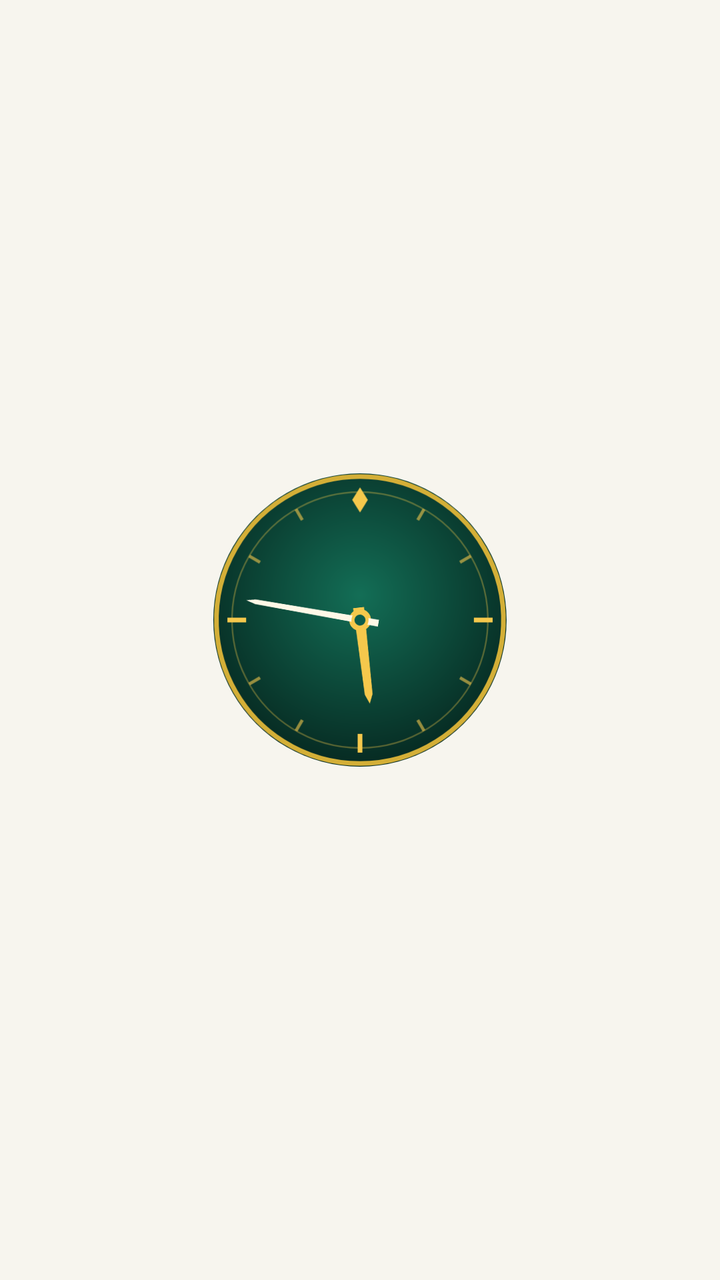
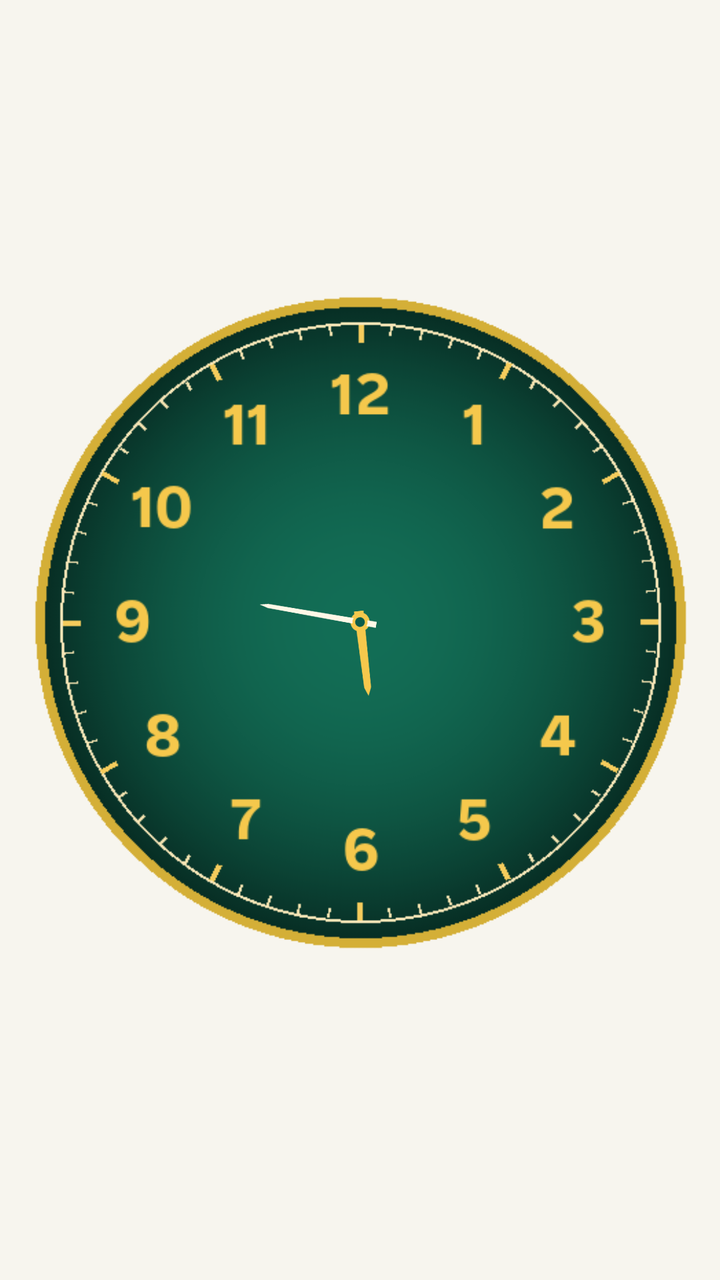

Before-and-after screenshots of an Android layout around one commit, followed by the original layout XML and the change that was made.
<!-- AndroidManifest.xml: application theme SahlTheme -->
<!-- res/layout/widget_analog_clock.xml -->
<LinearLayout xmlns:android="http://schemas.android.com/apk/res/android"
    android:id="@+id/w_aclock_root"
    android:layout_width="match_parent"
    android:layout_height="match_parent"
    android:orientation="vertical"
    android:gravity="center"
    android:padding="6dp">

    <AnalogClock
        android:id="@+id/w_aclock_view"
        android:layout_width="156dp"
        android:layout_height="156dp"
        android:dial="@drawable/sahl_clock_dial"
        android:hand_hour="@drawable/sahl_clock_hour"
        android:hand_minute="@drawable/sahl_clock_minute" />

    <TextView
        android:id="@+id/w_aclock_hijri"
        android:fontFamily="@font/thmanyah"
        android:layout_width="wrap_content"
        android:layout_height="wrap_content"
        android:paddingTop="4dp"
        android:gravity="center"
        android:textColor="#F5C84C"
        android:shadowColor="#CC000000"
        android:shadowDx="0"
        android:shadowDy="1"
        android:shadowRadius="4"
        android:textSize="11.5sp"
        android:textStyle="bold"
        android:maxLines="1" />
</LinearLayout>
<!-- resources referenced by this layout -->
<resources>
  <!-- drawable sahl_clock_dial: vector/xml drawable (drawable, 2798 chars, omitted) -->
  <!-- drawable sahl_clock_hour (drawable) -->
  <?xml version="1.0" encoding="utf-8"?>
  <vector xmlns:android="http://schemas.android.com/apk/res/android"
      android:width="200dp"
      android:height="200dp"
      android:viewportWidth="200"
      android:viewportHeight="200">
      
      <path
          android:pathData="M96.5,108 L97.5,52 L100,46 L102.5,52 L103.5,108 Z"
          android:fillColor="#F5C84C" />
      <path
          android:pathData="M100,93 A7,7 0,1 1,99.9 93 Z"
          android:fillColor="#F5C84C" />
  </vector>
  <!-- drawable sahl_clock_minute (drawable) -->
  <?xml version="1.0" encoding="utf-8"?>
  <vector xmlns:android="http://schemas.android.com/apk/res/android"
      android:width="200dp"
      android:height="200dp"
      android:viewportWidth="200"
      android:viewportHeight="200">
      
      <path
          android:pathData="M97.8,112 L98.5,32 L100,26 L101.5,32 L102.2,112 Z"
          android:fillColor="#FFF8E7" />
      <path
          android:pathData="M100,95.5 A4.5,4.5 0,1 1,99.9 95.5 Z"
          android:fillColor="#0B5D4B"
          android:strokeWidth="2"
          android:strokeColor="#F5C84C" />
  </vector>
  <style name="SahlTheme" parent="android:Theme.Material.Light.NoActionBar">
          <item name="android:colorPrimary">@color/emerald</item>
          <item name="android:colorAccent">@color/emerald</item>
          <item name="android:colorControlNormal">@color/sub</item>
          <item name="android:colorControlActivated">@color/emerald</item>
          <item name="android:textColorPrimary">@color/text</item>
          <item name="android:textColorSecondary">@color/sub</item>
          <item name="android:textColorHint">@color/sub</item>
          <item name="android:editTextStyle">@style/SahlEdit</item>
          <item name="android:windowBackground">@color/bg</item>
          <item name="android:statusBarColor">@color/emerald_dark</item>
      </style>
  <color name="emerald">#0B5D4B</color>
  <color name="sub">#5E6B66</color>
  <color name="text">#1B2A26</color>
  <style name="SahlEdit" parent="android:Widget.Material.EditText">
          <item name="android:background">@drawable/edit_bg</item>
          <item name="android:paddingStart">14dp</item>
          <item name="android:paddingEnd">14dp</item>
          <item name="android:paddingTop">12dp</item>
          <item name="android:paddingBottom">12dp</item>
          <item name="android:textColor">@color/text</item>
          <item name="android:textColorHint">@color/sub</item>
          <item name="android:layout_marginTop">6dp</item>
          <item name="android:layout_marginBottom">6dp</item>
      </style>
  <color name="bg">#F7F5EE</color>
  <color name="emerald_dark">#073D32</color>
  <!-- drawable edit_bg (drawable) -->
  <shape xmlns:android="http://schemas.android.com/apk/res/android" android:shape="rectangle">
      <corners android:radius="14dp" />
      <solid android:color="@color/card" />
      <stroke android:width="1.5dp" android:color="@color/emerald" />
  </shape>
  <color name="card">#FFFFFF</color>
</resources>

<!-- the commit's change to res/layout/widget_analog_clock.xml (unified diff, before → after) -->
@@ -3,14 +3,15 @@
     android:layout_width="match_parent"
     android:layout_height="match_parent"
     android:orientation="vertical"
-    android:gravity="center"
-    android:padding="6dp">
+    android:gravity="center_horizontal"
+    android:padding="4dp">
 
     <AnalogClock
         android:id="@+id/w_aclock_view"
-        android:layout_width="156dp"
-        android:layout_height="156dp"
-        android:dial="@drawable/sahl_clock_dial"
+        android:layout_width="match_parent"
+        android:layout_height="0dp"
+        android:layout_weight="1"
+        android:dial="@drawable/sahl_clock_dial_num"
         android:hand_hour="@drawable/sahl_clock_hour"
         android:hand_minute="@drawable/sahl_clock_minute" />
 
@@ -19,7 +20,7 @@
         android:fontFamily="@font/thmanyah"
         android:layout_width="wrap_content"
         android:layout_height="wrap_content"
-        android:paddingTop="4dp"
+        android:paddingTop="2dp"
         android:gravity="center"
         android:textColor="#F5C84C"
         android:shadowColor="#CC000000"
<!-- resource entries referenced after the edit -->
@@ -1,6 +1,6 @@
 <!-- resources referenced by this layout -->
 <resources>
-  <!-- drawable sahl_clock_dial: vector/xml drawable (drawable, 2798 chars, omitted) -->
+  <!-- drawable sahl_clock_dial_num: png bitmap (drawable, 56925 bytes) -->
   <!-- drawable sahl_clock_hour (drawable) -->
   <?xml version="1.0" encoding="utf-8"?>
   <vector xmlns:android="http://schemas.android.com/apk/res/android"
